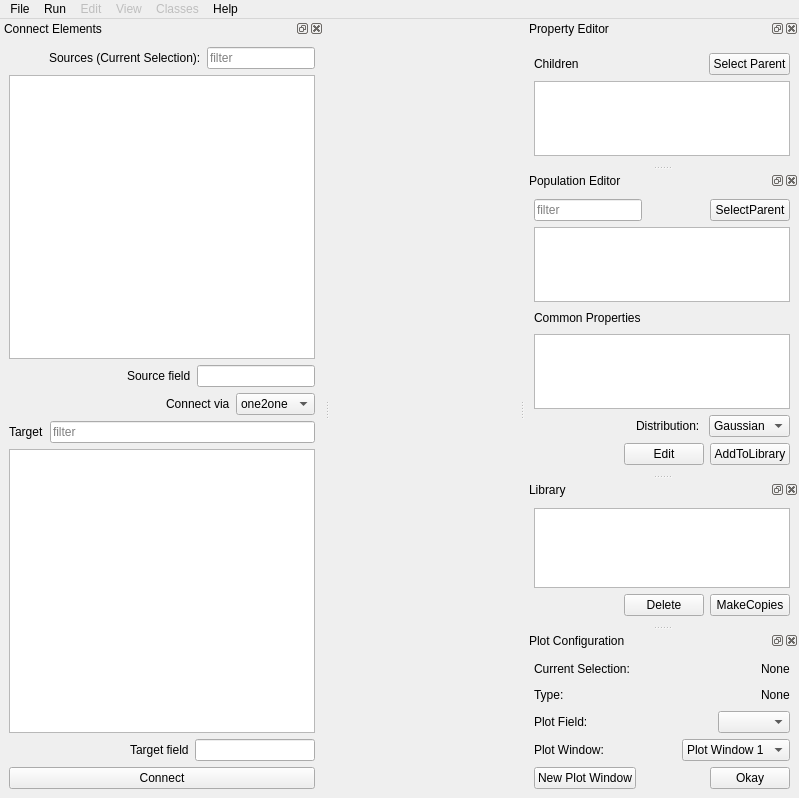
physicalist/ncbs-moose, file moose/branches/dh_branch/gui/newgui.ui: the form before one commit.
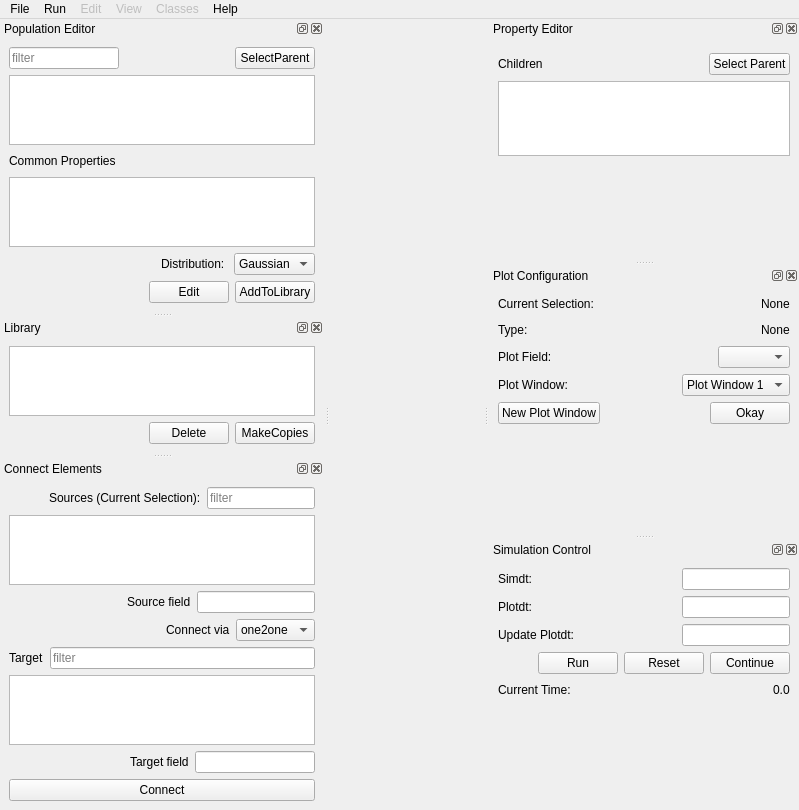
The form after the commit. Custom widgets are drawn as their Qt base class.

Commit message: simulation control dock. plot legends is just name of plot field now.

The edit to the form file:
```diff
--- a/moose/branches/dh_branch/gui/newgui.ui
+++ b/moose/branches/dh_branch/gui/newgui.ui
@@ -308,7 +308,7 @@
     <string>Population Editor</string>
    </property>
    <attribute name="dockWidgetArea">
-    <number>2</number>
+    <number>1</number>
    </attribute>
    <widget class="QWidget" name="dockWidgetContents">
     <layout class="QVBoxLayout" name="verticalLayout_3">
@@ -462,7 +462,7 @@
     <string>Library</string>
    </property>
    <attribute name="dockWidgetArea">
-    <number>2</number>
+    <number>1</number>
    </attribute>
    <widget class="QWidget" name="dockWidgetContents_2">
     <layout class="QVBoxLayout" name="verticalLayout">
@@ -845,6 +845,147 @@
     </layout>
    </widget>
   </widget>
+  <widget class="QDockWidget" name="simControlDockWidget">
+   <property name="windowTitle">
+    <string>Simulation Control</string>
+   </property>
+   <attribute name="dockWidgetArea">
+    <number>2</number>
+   </attribute>
+   <widget class="QWidget" name="dockWidgetContents_5">
+    <layout class="QVBoxLayout" name="verticalLayout_6">
+     <item>
+      <layout class="QGridLayout" name="gridLayout">
+       <item row="1" column="2">
+        <widget class="QLineEdit" name="simControlPlotdtLineEdit"/>
+       </item>
+       <item row="0" column="2">
+        <widget class="QLineEdit" name="simControlSimdtLineEdit"/>
+       </item>
+       <item row="1" column="0">
+        <widget class="QLabel" name="label_14">
+         <property name="text">
+          <string>Plotdt:</string>
+         </property>
+        </widget>
+       </item>
+       <item row="2" column="2">
+        <widget class="QLineEdit" name="simControlUpdatePlotdtLineEdit"/>
+       </item>
+       <item row="2" column="0">
+        <widget class="QLabel" name="label_15">
+         <property name="text">
+          <string>Update Plotdt:</string>
+         </property>
+        </widget>
+       </item>
+       <item row="0" column="0">
+        <widget class="QLabel" name="label_13">
+         <property name="text">
+          <string>Simdt:</string>
+         </property>
+        </widget>
+       </item>
+       <item row="0" column="1">
+        <spacer name="horizontalSpacer_17">
+         <property name="orientation">
+          <enum>Qt::Horizontal</enum>
+         </property>
+         <property name="sizeHint" stdset="0">
+          <size>
+           <width>40</width>
+           <height>20</height>
+          </size>
+         </property>
+        </spacer>
+       </item>
+      </layout>
+     </item>
+     <item>
+      <layout class="QHBoxLayout" name="horizontalLayout_20">
+       <item>
+        <spacer name="horizontalSpacer_18">
+         <property name="orientation">
+          <enum>Qt::Horizontal</enum>
+         </property>
+         <property name="sizeHint" stdset="0">
+          <size>
+           <width>40</width>
+           <height>20</height>
+          </size>
+         </property>
+        </spacer>
+       </item>
+       <item>
+        <widget class="QPushButton" name="simControlRunPushButton">
+         <property name="text">
+          <string>Run</string>
+         </property>
+        </widget>
+       </item>
+       <item>
+        <widget class="QPushButton" name="simControlResetPushButton">
+         <property name="text">
+          <string>Reset</string>
+         </property>
+        </widget>
+       </item>
+       <item>
+        <widget class="QPushButton" name="simControlContinuePushButton">
+         <property name="text">
+          <string>Continue</string>
+         </property>
+        </widget>
+       </item>
+      </layout>
+     </item>
+     <item>
+      <layout class="QHBoxLayout" name="horizontalLayout_22">
+       <item>
+        <widget class="QLabel" name="label_16">
+         <property name="text">
+          <string>Current Time: </string>
+         </property>
+        </widget>
+       </item>
+       <item>
+        <spacer name="horizontalSpacer_15">
+         <property name="orientation">
+          <enum>Qt::Horizontal</enum>
+         </property>
+         <property name="sizeHint" stdset="0">
+          <size>
+           <width>40</width>
+           <height>20</height>
+          </size>
+         </property>
+        </spacer>
+       </item>
+       <item>
+        <widget class="QLabel" name="label_17">
+         <property name="text">
+          <string>0.0</string>
+         </property>
+        </widget>
+       </item>
+      </layout>
+     </item>
+     <item>
+      <spacer name="verticalSpacer_3">
+       <property name="orientation">
+        <enum>Qt::Vertical</enum>
+       </property>
+       <property name="sizeHint" stdset="0">
+        <size>
+         <width>20</width>
+         <height>40</height>
+        </size>
+       </property>
+      </spacer>
+     </item>
+    </layout>
+   </widget>
+  </widget>
   <action name="actionLoad_Model">
    <property name="text">
     <string>Load Model</string>
```
Left out of the diff: 1 changed line with no effect on the pictures. The commit also changes 2 other files.
